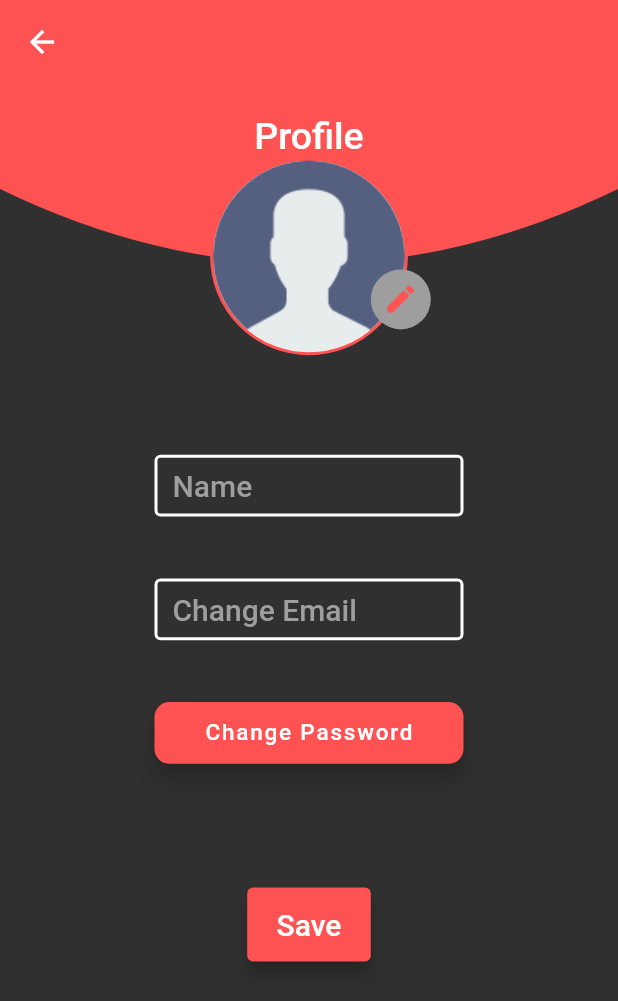
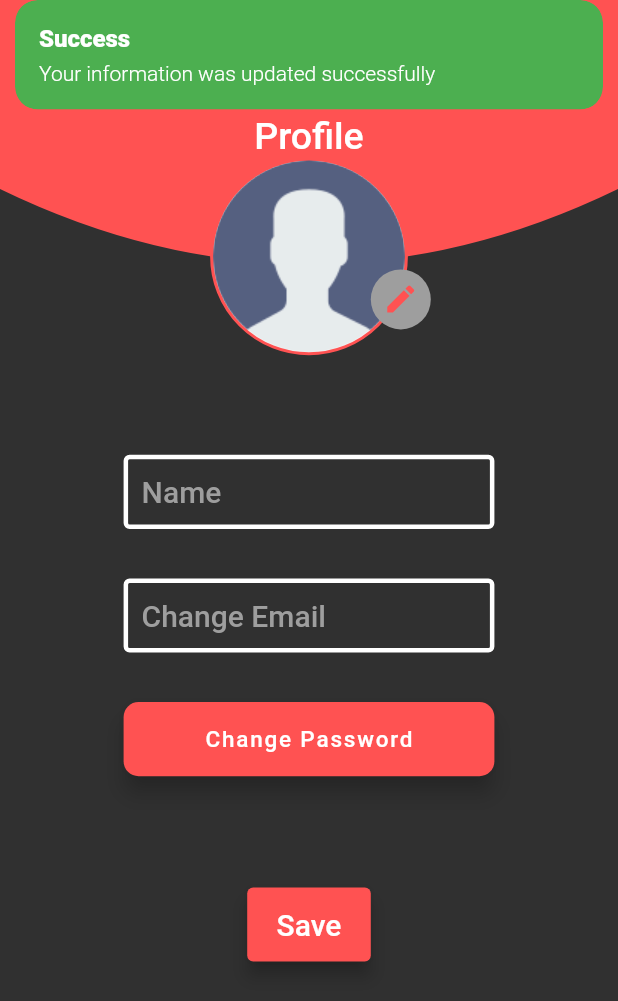
Before and after one commit to SkeletonPythons/studify, a Flutter app: the ProfilePage screen opened by its route, after a tap on "Save", on a phone screen of 412 x 824 dp. Shown: the top 1001 px of the screen. Run offline on Flutter 3.47's test engine with Material 2 defaults, Android fonts, the phone set to English and light mode, and no system bars; our stand-ins replace cloud_firestore, firebase_auth, firebase_core, firebase_database, flutter_form_builder, flutter_svg and 9 more; missing offline and left inert: dart:ffi, flutterfire_ui, googleapis; accounts and stored records are empty; network calls fail; Roboto replaces fonts that are missing (Ubuntu).

Commit message:
working on updating database on profile changes

```diff
--- a/lib/pages/profile_page/profile_page.dart
+++ b/lib/pages/profile_page/profile_page.dart
@@ -1,8 +1,10 @@
 // ignore_for_file: prefer_const_constructors
 // ignore_for_file: non_constant_identifier_names
+import 'package:firebase_auth/firebase_auth.dart';
 import 'package:flutter/material.dart';
 import 'package:get/get.dart';
 import 'package:google_fonts/google_fonts.dart';
+import 'package:studify/pages/profile_page/profile_controller.dart';
 import 'package:studify/utils/consts/app_colors.dart';
 import 'package:studify/widgets/textField.dart';
 
@@ -20,9 +22,9 @@ class ProfilePage extends StatefulWidget {
 
 class ProfilePageState extends State<ProfilePage>
     with SingleTickerProviderStateMixin {
+  ProfileController controller = ProfileController();
   final TextEditingController _nameController = TextEditingController();
   final TextEditingController _emailController = TextEditingController();
-  final TextEditingController _passwordController = TextEditingController();
 
   @override
   Widget build(BuildContext context) {
@@ -97,8 +99,8 @@ class ProfilePageState extends State<ProfilePage>
             Positioned(
               top: Get.height * 0.30,
               child: SizedBox(
-                height: Get.height * 0.05,
-                width: Get.width * 0.5,
+                height: Get.height * 0.06,
+                width: Get.width * 0.6,
                 child: DefaultTextField(
                   hintText: 'Name',
                   controller: _nameController
@@ -109,8 +111,8 @@ class ProfilePageState extends State<ProfilePage>
             Positioned(
               top: Get.height * 0.40,
               child: SizedBox(
-                height: Get.height * 0.05,
-                width: Get.width * 0.5,
+                height: Get.height * 0.06,
+                width: Get.width * 0.6,
                 child: DefaultTextField(
                   hintText: 'Change Email',
                   controller: _emailController,
@@ -120,8 +122,8 @@ class ProfilePageState extends State<ProfilePage>
             Positioned(
               top: Get.height * 0.50,
               child: SizedBox(
-                height: Get.height * 0.05,
-                width: Get.width * 0.5,
+                height: Get.height * 0.06,
+                width: Get.width * 0.6,
                 child: FloatingActionButton(
                   shape:  RoundedRectangleBorder(
                     borderRadius: BorderRadius.circular(10),
@@ -156,7 +158,22 @@ class ProfilePageState extends State<ProfilePage>
                     shadowColor: kBackgroundDark,
                     elevation: 5,
                   ),
-                  onPressed: () {},
+                  onPressed: () {
+                    ///update name
+                    if(_nameController.text != Auth.instance.USER.name) {
+                      Auth.instance.USER.name = _nameController.text;
+                      FirebaseAuth.instance.currentUser?.updateDisplayName(_nameController.text);
+                    }
+                    ///update email
+                    if(_emailController.text.isNotEmpty && controller.isEmailValid(_emailController.text).value) {
+                      Auth.instance.USER.email = _emailController.text;
+                      FirebaseAuth.instance.currentUser?.updateEmail(_emailController.text);
+                    }
+                    debugPrint('${Auth.instance.USER.name}, ${Auth.instance.USER.email}');
+
+                    Get.snackbar('Success', 'Your information was updated successfully',
+                        backgroundColor: Colors.green);
+                  },
                   child: Text(
                     'Save',
                     style: GoogleFonts.ubuntu(
--- a/lib/widgets/snackbars/error_snackbar.dart
+++ b/lib/widgets/snackbars/error_snackbar.dart
@@ -11,7 +11,7 @@ void showErrorSnackBar(
     title,
     message,
     duration: const Duration(seconds: 5),
-    snackPosition: SnackPosition.BOTTOM,
+    snackPosition: SnackPosition.TOP,
     backgroundColor: const Color(0xff414141),
     borderRadius: 10,
     colorText: Colors.red[200],
--- a/lib/widgets/textField.dart
+++ b/lib/widgets/textField.dart
@@ -14,16 +14,16 @@ class DefaultTextField extends StatelessWidget {
       cursorColor: Colors.white,
       textAlignVertical: TextAlignVertical.bottom,
       style: GoogleFonts.ubuntu(
-        fontSize: 20,
+        fontSize: 18,
         fontWeight: FontWeight.w500,
         color: Colors.white,
       ),
       decoration: InputDecoration(
         focusedBorder: const OutlineInputBorder(
-          borderSide: BorderSide(color: Colors.red, width: 2.0),
+          borderSide: BorderSide(color: Colors.red, width: 3.0),
         ),
         enabledBorder: const OutlineInputBorder(
-          borderSide: BorderSide(color: Colors.white, width: 2.0),
+          borderSide: BorderSide(color: Colors.white, width: 3.0),
         ),
         hintText: hintText,
         hintStyle: GoogleFonts.ubuntu(
```
Also changed, not shown: lib/pages/profile_page/profile_controller.dart (+13 -3 lines).
